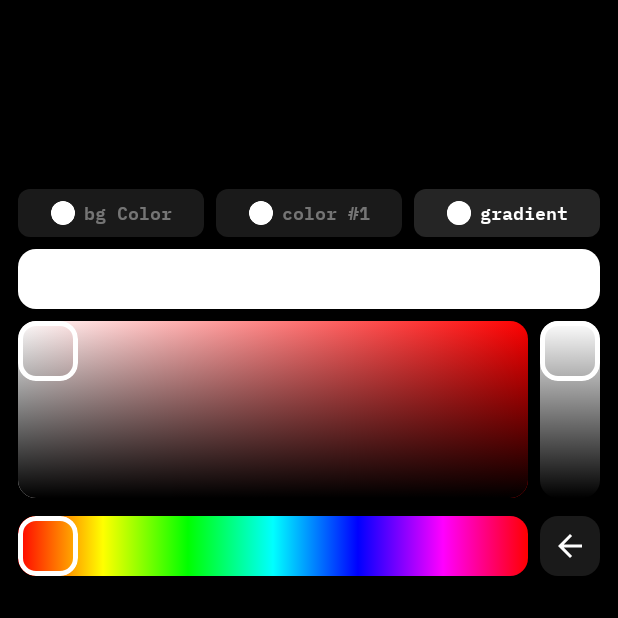
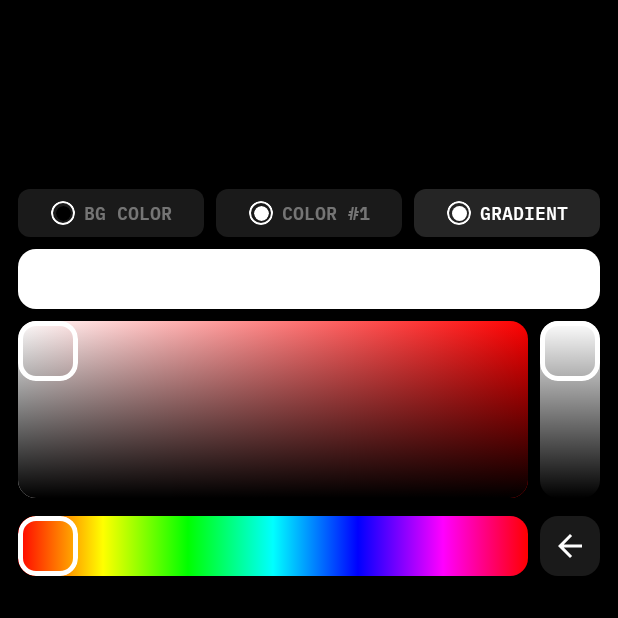
Before and after one commit to Barryalien23/MyApplication_32, an Android app built with Jetpack Compose: the composable ColorPickerBlockScreen called with empty values, after a tap on "Назад", on a phone screen of 412 x 824 dp, the part 618-1236 px from its top. Run offline under Robolectric (Android 15) with nearby library versions, the phone set to English and light mode, and no system bars; 1 statement that could not run was skipped; 3 other taps on this screen came first.

Commit message:
В этой сборке починил логику с работой color indicator и сам компонент стал такой же как в дизе.

```diff
--- a/app/src/main/java/com/raux/myapplication_32/ui/components/ColorPickerBlock.kt
+++ b/app/src/main/java/com/raux/myapplication_32/ui/components/ColorPickerBlock.kt
@@ -130,33 +130,56 @@ private fun ColorTabs(
             val indicatorContent: @Composable () -> Unit = {
                 when (tab) {
                     ColorTab.BACKGROUND -> {
-                        val c = if (isSelected) colorState.background else defaultWhite()
-                        Box(Modifier.size(16.dp).clip(CircleShape)
-                            .border(1.dp, AppColors.White, CircleShape)
-                            .background(c, CircleShape))
+                        val c = colorState.background
+                        Box(
+                            modifier = Modifier.size(16.dp).clip(CircleShape)
+                                .border(1.dp, AppColors.White, CircleShape),
+                            contentAlignment = Alignment.Center
+                        ) {
+                            Box(
+                                modifier = Modifier
+                                    .size(10.dp)
+                                    .clip(CircleShape)
+                                    .background(c, CircleShape)
+                            )
+                        }
                     }
                     ColorTab.COLOR1 -> {
-                        val c = if (isSelected)
-                            when (val s = colorState.symbols) {
-                                is SymbolPaint.Solid -> s.color
-                                is SymbolPaint.Gradient -> s.start
-                            }
-                        else defaultWhite()
-                        Box(Modifier.size(16.dp).clip(CircleShape)
-                            .border(1.dp, AppColors.White, CircleShape)
-                            .background(c, CircleShape))
+                        val c = when (val s = colorState.symbols) {
+                            is SymbolPaint.Solid -> s.color
+                            is SymbolPaint.Gradient -> defaultWhite() // Если выбран градиент, то COLOR1 сбрасывается
+                        }
+                        Box(
+                            modifier = Modifier.size(16.dp).clip(CircleShape)
+                                .border(1.dp, AppColors.White, CircleShape),
+                            contentAlignment = Alignment.Center
+                        ) {
+                            Box(
+                                modifier = Modifier
+                                    .size(10.dp)
+                                    .clip(CircleShape)
+                                    .background(c, CircleShape)
+                            )
+                        }
                     }
                     ColorTab.GRADIENT -> {
                         val (start, end) = when (val s = colorState.symbols) {
                             is SymbolPaint.Gradient -> s.start to s.end
-                            is SymbolPaint.Solid    -> Color.White to Color.White
+                            is SymbolPaint.Solid    -> defaultWhite() to defaultWhite() // Если выбран Solid, то GRADIENT сбрасывается
                         }
-                        val brush = if (isSelected)
-                            Brush.horizontalGradient(listOf(start, end))
-                        else Brush.horizontalGradient(listOf(Color.White, Color.White))
-                        Box(Modifier.size(16.dp).clip(CircleShape)
-                            .border(1.dp, AppColors.White, CircleShape)
-                            .background(brush))
+                        val brush = Brush.horizontalGradient(listOf(start, end))
+                        Box(
+                            modifier = Modifier.size(16.dp).clip(CircleShape)
+                                .border(1.dp, AppColors.White, CircleShape),
+                            contentAlignment = Alignment.Center
+                        ) {
+                            Box(
+                                modifier = Modifier
+                                    .size(10.dp)
+                                    .clip(CircleShape)
+                                    .background(brush)
+                            )
+                        }
                     }
                 }
             }
@@ -475,9 +498,9 @@ private fun BackButton(
  * Типы табов для выбора цвета
  */
 enum class ColorTab(val displayName: String) {
-    BACKGROUND("bg Color"),
-    COLOR1("color #1"),
-    GRADIENT("gradient")
+    BACKGROUND("BG COLOR"),
+    COLOR1("COLOR #1"),
+    GRADIENT("GRADIENT")
 }
 
 /**
```
Also changed, not shown: app/src/main/java/com/raux/myapplication_32/ui/components/ColorIndicator.kt (+9 -7 lines), app/src/main/java/com/raux/myapplication_32/ui/components/MainSettingsPanel.kt (+35 -16 lines).
